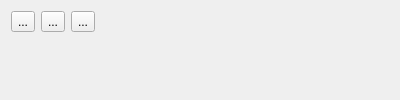
Before: the Qt Designer form forms/interface_container.ui in t0beers/ndlcom, drawn with Qt 5.
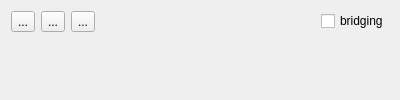
After: the same form once the commit is applied.

Commit message:
[lib/NDLcom] add "bridging" checkbox to InterfaceContainer
 - this is experimental, use with cause! deactivated by default
 - will send each received message of one interface to all other running
   interfaces

The edit to the form file:
```diff
--- a/forms/interface_container.ui
+++ b/forms/interface_container.ui
@@ -65,6 +65,16 @@
        </property>
       </spacer>
      </item>
+     <item>
+      <widget class="QCheckBox" name="bridging">
+       <property name="toolTip">
+        <string>activating this will resend all received messages of one active interface on all other acitve interfaces</string>
+       </property>
+       <property name="text">
+        <string>bridging</string>
+       </property>
+      </widget>
+     </item>
     </layout>
    </item>
    <item>
```
Left out of the diff: 2 changed lines with no effect on the pictures. The commit also changes 1 other file.
